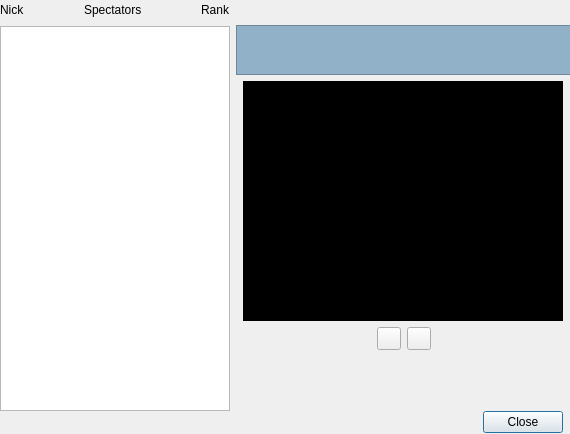
gitter-badger/simplechatclient, file ui/webcam_standard.ui: the form before one commit.
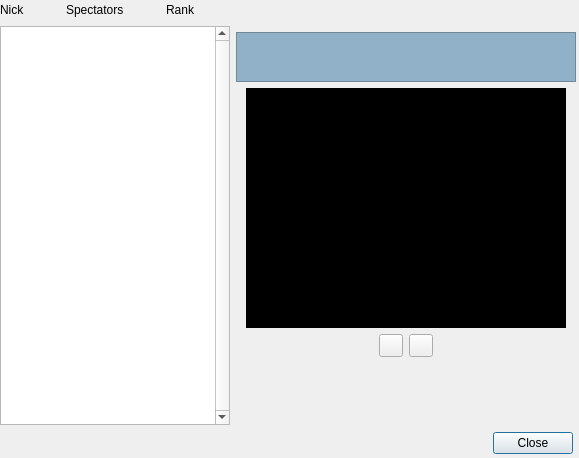
The form after the commit. Icons and pictures are not drawn.

Diff of the .ui file:
```diff
--- a/ui/webcam_standard.ui
+++ b/ui/webcam_standard.ui
@@ -6,20 +6,20 @@
    <rect>
     <x>0</x>
     <y>0</y>
-    <width>570</width>
-    <height>434</height>
+    <width>579</width>
+    <height>458</height>
    </rect>
   </property>
   <property name="minimumSize">
    <size>
-    <width>570</width>
-    <height>434</height>
+    <width>579</width>
+    <height>458</height>
    </size>
   </property>
   <property name="maximumSize">
    <size>
-    <width>570</width>
-    <height>434</height>
+    <width>579</width>
+    <height>458</height>
    </size>
   </property>
   <property name="windowTitle">
@@ -33,9 +33,9 @@
    <property name="geometry">
     <rect>
      <x>12</x>
-     <y>410</y>
-     <width>551</width>
-     <height>25</height>
+     <y>430</y>
+     <width>561</width>
+     <height>27</height>
     </rect>
    </property>
    <property name="standardButtons">
@@ -47,8 +47,8 @@
     <rect>
      <x>0</x>
      <y>0</y>
-     <width>571</width>
-     <height>411</height>
+     <width>576</width>
+     <height>425</height>
     </rect>
    </property>
    <layout class="QHBoxLayout" name="horizontalLayout">
@@ -103,6 +103,19 @@
           </property>
          </widget>
         </item>
+        <item>
+         <spacer name="horizontalSpacer_7">
+          <property name="orientation">
+           <enum>Qt::Horizontal</enum>
+          </property>
+          <property name="sizeHint" stdset="0">
+           <size>
+            <width>40</width>
+            <height>20</height>
+           </size>
+          </property>
+         </spacer>
+        </item>
        </layout>
       </item>
       <item>
@@ -116,6 +129,9 @@
         <property name="frameShadow">
          <enum>QFrame::Plain</enum>
         </property>
+        <property name="verticalScrollBarPolicy">
+         <enum>Qt::ScrollBarAlwaysOn</enum>
+        </property>
         <property name="horizontalScrollBarPolicy">
          <enum>Qt::ScrollBarAlwaysOff</enum>
         </property>
```
